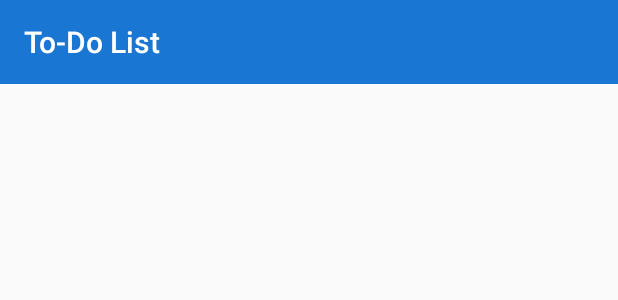
After one commit to fsayhan123/Orbital_HourGlass_Final, an Android app: the layout activity_to_do_list_page.xml on its own in the app's theme, with its tools: preview values and no code run, on a phone screen of 412 x 824 dp. The commit adds this screen. Shown: the top 300 px of the screen. Run offline under Robolectric (Android 15) with nearby library versions, the phone set to English and light mode, and no system bars.

Commit message:
Created Skeleton To-Do List Page

```diff
--- a/app/src/main/java/com/example/weekcalendar/ToDoListViewAdapter.java
+++ b/app/src/main/java/com/example/weekcalendar/ToDoListViewAdapter.java
@@ -8,6 +8,7 @@ import android.view.LayoutInflater;
 import android.view.View;
 import android.view.ViewGroup;
 import android.widget.BaseExpandableListAdapter;
+import android.widget.CheckBox;
 import android.widget.TextView;
 
 public class ToDoListViewAdapter extends BaseExpandableListAdapter {
@@ -43,7 +44,7 @@ public class ToDoListViewAdapter extends BaseExpandableListAdapter {
                     .getSystemService(Context.LAYOUT_INFLATER_SERVICE);
             convertView = layoutInflater.inflate(R.layout.list_item, null);
         }
-        TextView expandedListTextView = (TextView) convertView
+        TextView expandedListTextView = (CheckBox) convertView
                 .findViewById(R.id.list_child);
         expandedListTextView.setText(expandedListText);
         return convertView;
--- /dev/null
+++ b/app/src/main/res/layout/activity_to_do_list_page.xml
@@ -0,0 +1,32 @@
+<?xml version="1.0" encoding="utf-8"?>
+<androidx.constraintlayout.widget.ConstraintLayout xmlns:android="http://schemas.android.com/apk/res/android"
+    xmlns:app="http://schemas.android.com/apk/res-auto"
+    xmlns:tools="http://schemas.android.com/tools"
+    android:layout_width="match_parent"
+    android:layout_height="match_parent"
+    tools:context=".ActivityToDoListPage">
+
+    <androidx.appcompat.widget.Toolbar
+        android:id="@+id/to_do_list"
+        android:layout_width="match_parent"
+        android:layout_height="wrap_content"
+        android:background="?attr/colorPrimary"
+        android:minHeight="?attr/actionBarSize"
+        android:theme="?attr/actionBarTheme"
+        app:title="To-Do List"
+        app:titleTextColor="#FFFFFF" />
+
+    <ExpandableListView
+        android:id="@+id/expandableListView"
+        android:layout_width="match_parent"
+        android:layout_height="match_parent"
+        android:layout_marginTop="60dp"
+        android:divider="@android:color/darker_gray"
+        android:dividerHeight="0.5dp"
+        android:indicatorLeft="?android:attr/expandableListPreferredItemIndicatorLeft"
+        app:layout_constraintEnd_toEndOf="parent"
+        app:layout_constraintHorizontal_bias="0.0"
+        app:layout_constraintStart_toStartOf="parent"
+        app:layout_constraintTop_toBottomOf="@+id/to_do_list" />
+
+</androidx.constraintlayout.widget.ConstraintLayout>
--- a/app/src/main/res/layout/list_item.xml
+++ b/app/src/main/res/layout/list_item.xml
@@ -7,7 +7,7 @@
     android:padding="10dp">
 
 
-    <TextView
+    <CheckBox
         android:id="@+id/list_child"
         android:layout_width="match_parent"
         android:layout_height="wrap_content"
```
